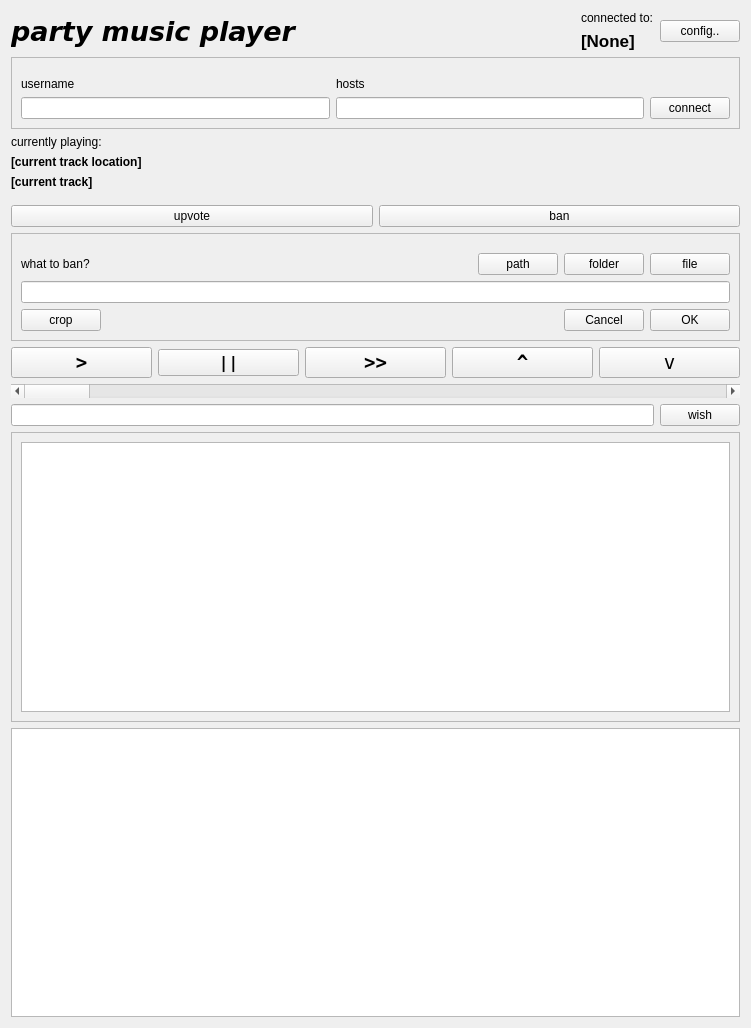
Before: the Qt Designer form client/pmpc.ui in frans-fuerst/music_scheduler, drawn with Qt 5.
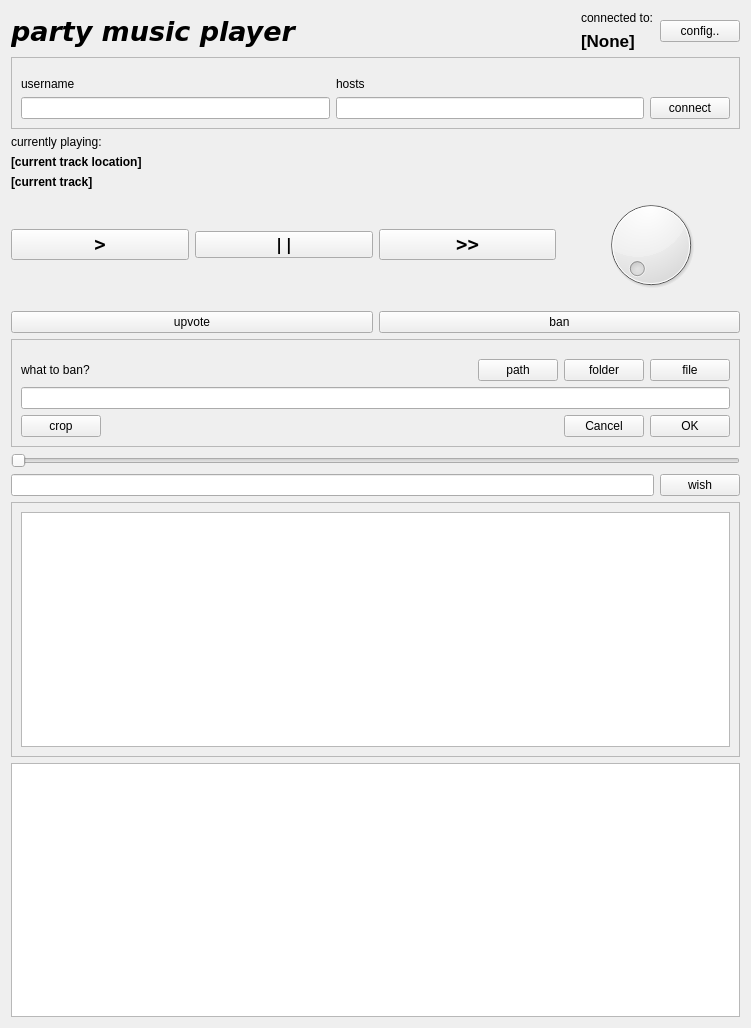
After: the same form once the commit is applied.

Commit message: provide seeking and better volume control

Patch:
```diff
--- a/client/pmpc.ui
+++ b/client/pmpc.ui
@@ -175,6 +175,62 @@
        </property>
       </widget>
      </item>
+     <item>
+      <layout class="QHBoxLayout" name="horizontalLayout_2">
+       <item>
+        <widget class="QPushButton" name="pb_play">
+         <property name="font">
+          <font>
+           <family>DejaVu Sans Mono</family>
+           <pointsize>14</pointsize>
+           <weight>75</weight>
+           <bold>true</bold>
+          </font>
+         </property>
+         <property name="text">
+          <string>&gt;</string>
+         </property>
+        </widget>
+       </item>
+       <item>
+        <widget class="QPushButton" name="pb_pause">
+         <property name="font">
+          <font>
+           <family>DejaVu Sans Mono</family>
+           <pointsize>12</pointsize>
+           <weight>75</weight>
+           <bold>true</bold>
+          </font>
+         </property>
+         <property name="text">
+          <string>||</string>
+         </property>
+        </widget>
+       </item>
+       <item>
+        <widget class="QPushButton" name="pb_skip">
+         <property name="font">
+          <font>
+           <family>DejaVu Sans Mono</family>
+           <pointsize>14</pointsize>
+           <weight>75</weight>
+           <bold>true</bold>
+          </font>
+         </property>
+         <property name="text">
+          <string>&gt;&gt;</string>
+         </property>
+        </widget>
+       </item>
+       <item>
+        <widget class="QDial" name="d_volume">
+         <property name="maximum">
+          <number>100</number>
+         </property>
+        </widget>
+       </item>
+      </layout>
+     </item>
      <item>
       <layout class="QHBoxLayout" name="horizontalLayout_3">
        <property name="topMargin">
@@ -298,86 +354,7 @@
       </widget>
      </item>
      <item>
-      <layout class="QHBoxLayout" name="horizontalLayout_2">
-       <item>
-        <widget class="QPushButton" name="pb_play">
-         <property name="font">
-          <font>
-           <family>DejaVu Sans Mono</family>
-           <pointsize>14</pointsize>
-           <weight>75</weight>
-           <bold>true</bold>
-          </font>
-         </property>
-         <property name="text">
-          <string>&gt;</string>
-         </property>
-        </widget>
-       </item>
-       <item>
-        <widget class="QPushButton" name="pb_pause">
-         <property name="font">
-          <font>
-           <family>DejaVu Sans Mono</family>
-           <pointsize>12</pointsize>
-           <weight>75</weight>
-           <bold>true</bold>
-          </font>
-         </property>
-         <property name="text">
-          <string>||</string>
-         </property>
-        </widget>
-       </item>
-       <item>
-        <widget class="QPushButton" name="pb_skip">
-         <property name="font">
-          <font>
-           <family>DejaVu Sans Mono</family>
-           <pointsize>14</pointsize>
-           <weight>75</weight>
-           <bold>true</bold>
-          </font>
-         </property>
-         <property name="text">
-          <string>&gt;&gt;</string>
-         </property>
-        </widget>
-       </item>
-       <item>
-        <widget class="QPushButton" name="pb_volup">
-         <property name="font">
-          <font>
-           <family>DejaVu Sans Mono</family>
-           <pointsize>14</pointsize>
-           <weight>75</weight>
-           <bold>true</bold>
-          </font>
-         </property>
-         <property name="text">
-          <string>^</string>
-         </property>
-        </widget>
-       </item>
-       <item>
-        <widget class="QPushButton" name="pb_voldown">
-         <property name="font">
-          <font>
-           <family>DejaVu Sans Mono</family>
-           <pointsize>14</pointsize>
-           <weight>50</weight>
-           <bold>false</bold>
-          </font>
-         </property>
-         <property name="text">
-          <string>v</string>
-         </property>
-        </widget>
-       </item>
-      </layout>
-     </item>
-     <item>
-      <widget class="QScrollBar" name="sb_position">
+      <widget class="QSlider" name="hs_position">
        <property name="orientation">
         <enum>Qt::Horizontal</enum>
        </property>
```
The commit also changes 4 other files.
